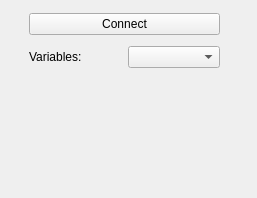
First picture: the form in vistrails/gui/uvcdat/pvtabwidget.ui, repository CDAT/VisTrails, before the edit.
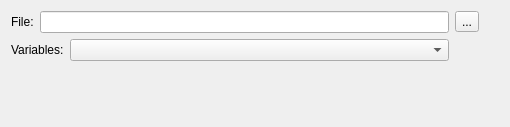
Second picture: the form after the edit. Icons and pictures are not drawn.

Commit message:
Updated UI/logic for PV as per requirement
- Took out the connect option as now user will connect manually if desired
- Added UI components
- Setting only point variables for now

The edit to the form file:
```diff
--- a/vistrails/gui/uvcdat/pvtabwidget.ui
+++ b/vistrails/gui/uvcdat/pvtabwidget.ui
@@ -6,32 +6,50 @@
    <rect>
     <x>0</x>
     <y>0</y>
-    <width>257</width>
-    <height>198</height>
+    <width>510</width>
+    <height>127</height>
    </rect>
   </property>
   <property name="windowTitle">
    <string>Form</string>
   </property>
-  <widget class="QWidget" name="">
-   <property name="geometry">
-    <rect>
-     <x>29</x>
-     <y>8</y>
-     <width>191</width>
-     <height>65</height>
-    </rect>
-   </property>
-   <layout class="QVBoxLayout" name="verticalLayout">
-    <item>
-     <widget class="QPushButton" name="serverConnectButton">
+  <layout class="QGridLayout" name="gridLayout">
+   <item row="0" column="0">
+    <widget class="QLabel" name="label">
+     <property name="text">
+      <string>File:</string>
+     </property>
+    </widget>
+   </item>
+   <item row="0" column="1">
+    <widget class="QLineEdit" name="pvSelectedFileLineEdit">
+     <property name="sizePolicy">
+      <sizepolicy hsizetype="Expanding" vsizetype="Fixed">
+       <horstretch>0</horstretch>
+       <verstretch>0</verstretch>
+      </sizepolicy>
+     </property>
+     <property name="minimumSize">
+      <size>
+       <width>400</width>
+       <height>20</height>
+      </size>
+     </property>
+    </widget>
+   </item>
+   <item row="0" column="2">
+    <widget class="QToolButton" name="pvPickLocalFileButton">
       <property name="text">
-       <string>Connect</string>
-      </property>
-     </widget>
-    </item>
-    <item>
-     <layout class="QHBoxLayout" name="horizontalLayout">
+      <string>...</string>
+     </property>
+     <property name="icon">
+      <iconset resource="pv.qrc">
+       <normaloff>:/icons/16x16/browse</normaloff>:/icons/16x16/browse</iconset>
+     </property>
+    </widget>
+   </item>
+   <item row="1" column="0" colspan="2">
+    <layout class="QHBoxLayout" name="horizontalLayout_2">
       <item>
        <widget class="QLabel" name="lVar">
         <property name="text">
@@ -40,13 +58,41 @@
        </widget>
       </item>
       <item>
-       <widget class="QComboBox" name="cbVar"/>
+      <widget class="QComboBox" name="cbVar">
+       <property name="sizePolicy">
+        <sizepolicy hsizetype="Expanding" vsizetype="Fixed">
+         <horstretch>0</horstretch>
+         <verstretch>0</verstretch>
+        </sizepolicy>
+       </property>
+       <property name="minimumSize">
+        <size>
+         <width>100</width>
+         <height>20</height>
+        </size>
+       </property>
+      </widget>
       </item>
      </layout>
     </item>
-   </layout>
-  </widget>
- </widget>
- <resources/>
+   <item row="2" column="3">
+    <spacer name="verticalSpacer">
+     <property name="orientation">
+      <enum>Qt::Vertical</enum>
+     </property>
+     <property name="sizeHint" stdset="0">
+      <size>
+       <width>20</width>
+       <height>40</height>
+      </size>
+     </property>
+    </spacer>
+   </item>
+  </layout>
+ </widget>
+ <resources>
+  <include location="pv.qrc"/>
+  <include location="pv.qrc"/>
+ </resources>
  <connections/>
 </ui>
```
Lines whose indentation alone changed are shown as unchanged. The commit also changes 5 other files.
